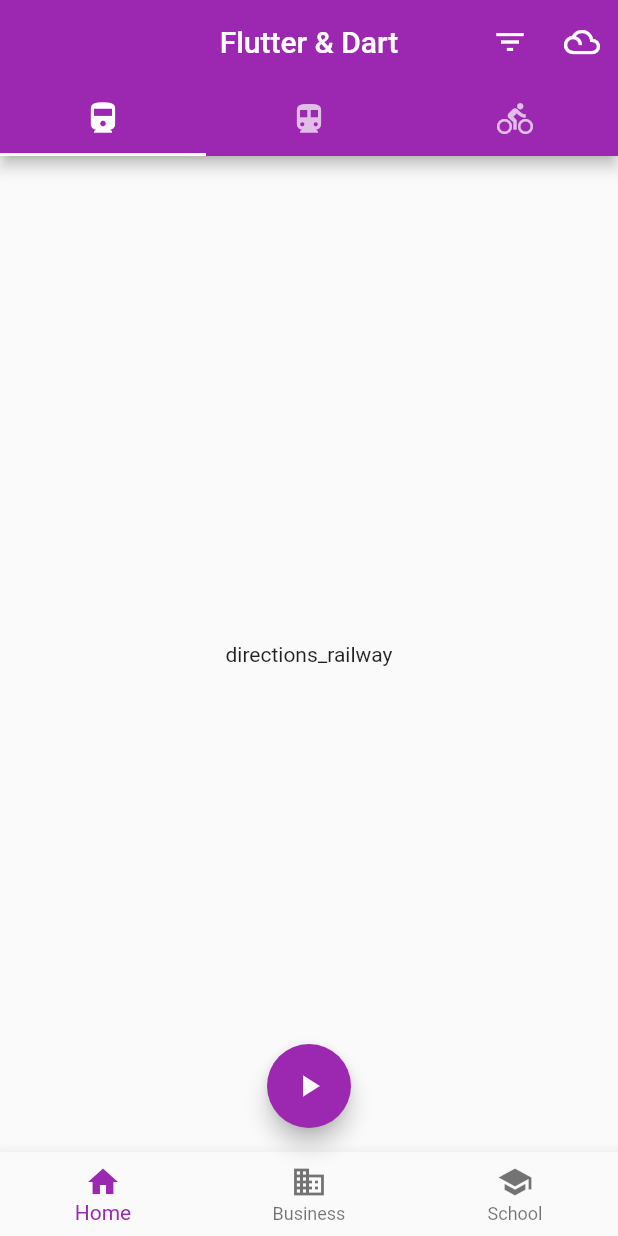
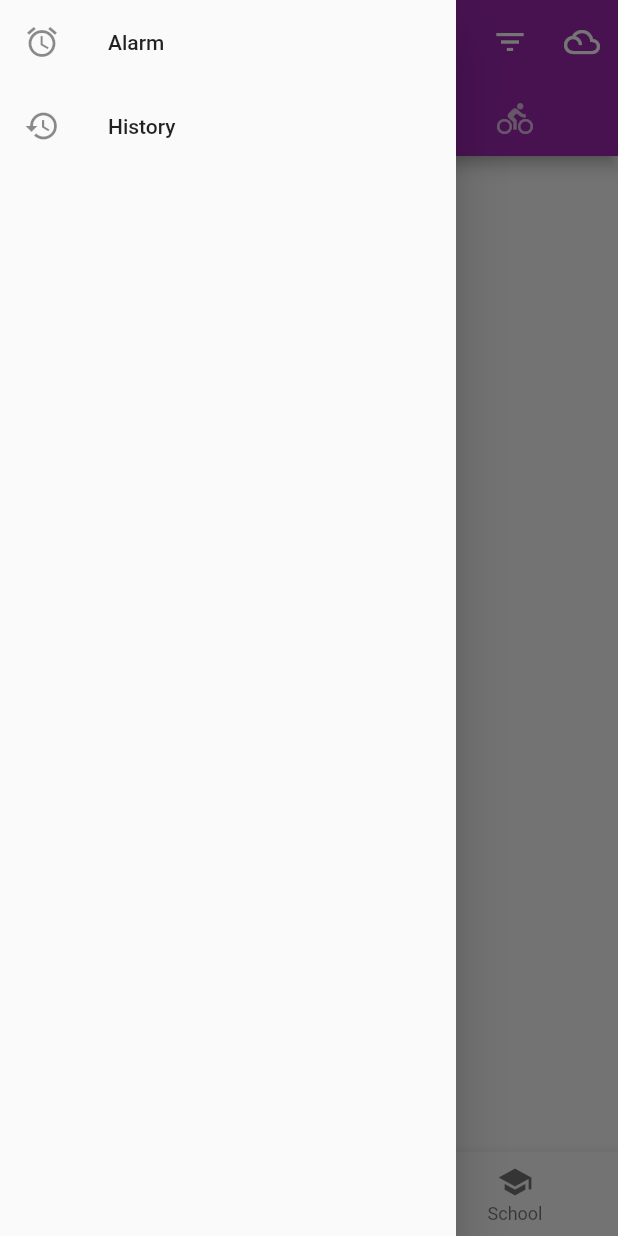
Before and after one commit to DiaDeMuertos/Udemy_section4, a Flutter app: the screen it shows after launch, with the side drawer open (before the commit the screen has no drawer), on a phone screen of 412 x 824 dp. Run offline on Flutter 3.47's test engine with Material 2 defaults, Android fonts, the phone set to English and light mode, and no system bars.

```diff
--- a/lib/main.dart
+++ b/lib/main.dart
@@ -40,6 +40,10 @@ class _MyHomePageState extends State<MyHomePage> {
     });
   }
 
+  void handleDrawerOnTap() {
+    Navigator.pop(context);
+  }
+
   @override
   Widget build(BuildContext context) {
     return Scaffold(
@@ -60,6 +64,11 @@ class _MyHomePageState extends State<MyHomePage> {
           ),
         ],
       ),
+      drawer: Drawer(
+        child: Column(
+          children: customDrawerList(onTap: handleDrawerOnTap),
+        ),
+      ),
       body: TabBarView(
         children: customWidgetsList(),
       ),
```
